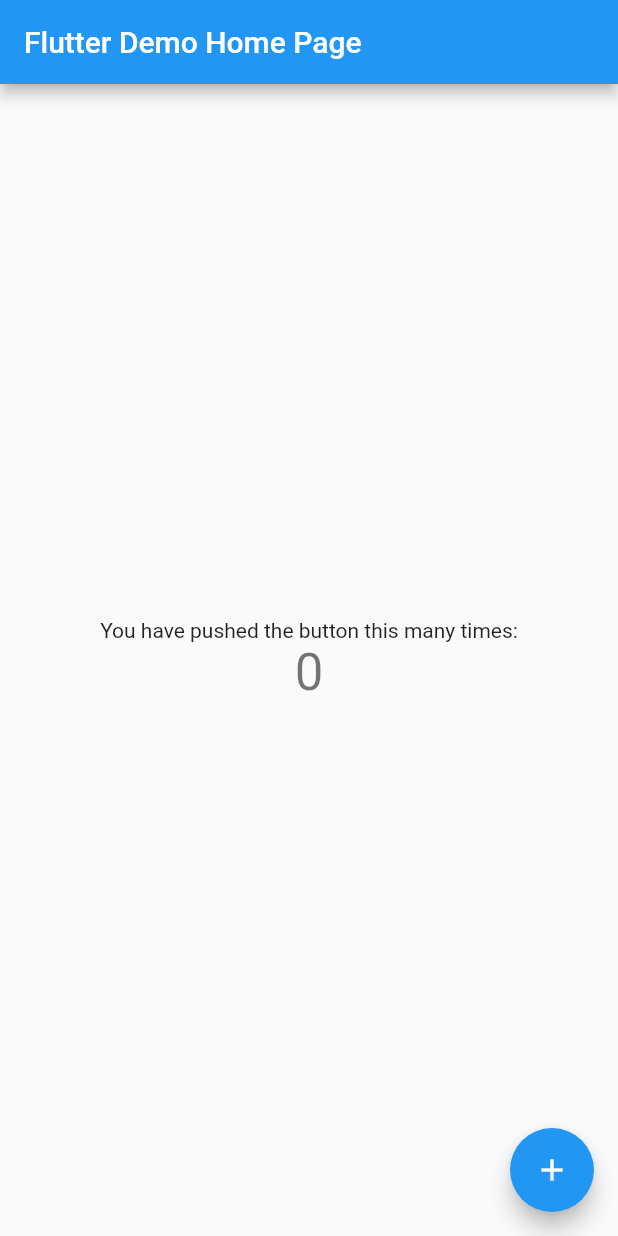
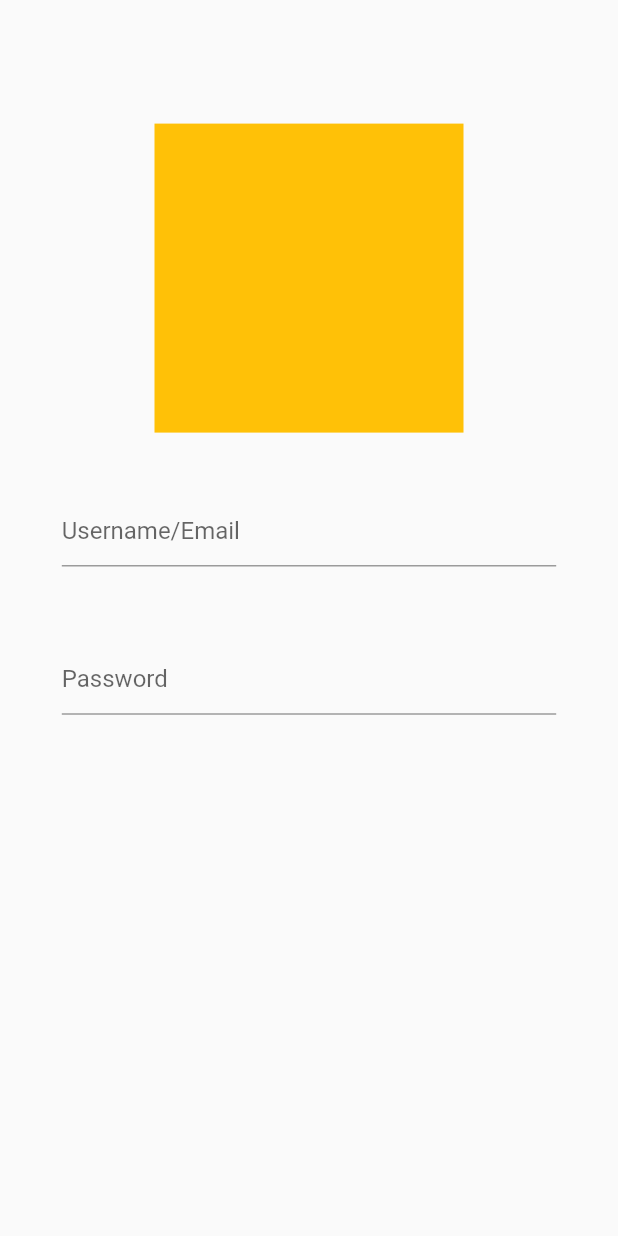
Before and after one commit to LI-Jialu/CUHK_Treasure_Hunt, a Flutter app: the screen it shows after launch, on a phone screen of 412 x 824 dp. Run offline on Flutter 3.47's test engine with Material 2 defaults, Android fonts, the phone set to English and light mode, and no system bars; accounts and stored records are empty.

Commit message:
add folders and basic layout of login screen

```diff
--- a/lib/main.dart
+++ b/lib/main.dart
@@ -1,4 +1,6 @@
 import 'package:flutter/material.dart';
+import 'package:cuhk_treasure_hunt/screens/home_screen.dart';
+import 'package:cuhk_treasure_hunt/screens/login_screen.dart';
 
 void main() => runApp(MyApp());
 
@@ -7,105 +9,10 @@ class MyApp extends StatelessWidget {
   @override
   Widget build(BuildContext context) {
     return MaterialApp(
-      title: 'Flutter Demo',
-      theme: ThemeData(
-        // This is the theme of your application.
-        //
-        // Try running your application with "flutter run". You'll see the
-        // application has a blue toolbar. Then, without quitting the app, try
-        // changing the primarySwatch below to Colors.green and then invoke
-        // "hot reload" (press "r" in the console where you ran "flutter run",
-        // or simply save your changes to "hot reload" in a Flutter IDE).
-        // Notice that the counter didn't reset back to zero; the application
-        // is not restarted.
-        primarySwatch: Colors.blue,
-      ),
-      home: MyHomePage(title: 'Flutter Demo Home Page'),
+      initialRoute: LoginScreen.id,
+      routes: {
+        LoginScreen.id: (context) => LoginScreen(),
+      },
     );
   }
 }
-
-class MyHomePage extends StatefulWidget {
-  MyHomePage({Key key, this.title}) : super(key: key);
-
-  // This widget is the home page of your application. It is stateful, meaning
-  // that it has a State object (defined below) that contains fields that affect
-  // how it looks.
-
-  // This class is the configuration for the state. It holds the values (in this
-  // case the title) provided by the parent (in this case the App widget) and
-  // used by the build method of the State. Fields in a Widget subclass are
-  // always marked "final".
-
-  final String title;
-
-  @override
-  _MyHomePageState createState() => _MyHomePageState();
-}
-
-class _MyHomePageState extends State<MyHomePage> {
-  int _counter = 0;
-
-  void _incrementCounter() {
-    setState(() {
-      // This call to setState tells the Flutter framework that something has
-      // changed in this State, which causes it to rerun the build method below
-      // so that the display can reflect the updated values. If we changed
-      // _counter without calling setState(), then the build method would not be
-      // called again, and so nothing would appear to happen.
-      _counter++;
-    });
-  }
-
-  @override
-  Widget build(BuildContext context) {
-    // This method is rerun every time setState is called, for instance as done
-    // by the _incrementCounter method above.
-    //
-    // The Flutter framework has been optimized to make rerunning build methods
-    // fast, so that you can just rebuild anything that needs updating rather
-    // than having to individually change instances of widgets.
-    return Scaffold(
-      appBar: AppBar(
-        // Here we take the value from the MyHomePage object that was created by
-        // the App.build method, and use it to set our appbar title.
-        title: Text(widget.title),
-      ),
-      body: Center(
-        // Center is a layout widget. It takes a single child and positions it
-        // in the middle of the parent.
-        child: Column(
-          // Column is also a layout widget. It takes a list of children and
-          // arranges them vertically. By default, it sizes itself to fit its
-          // children horizontally, and tries to be as tall as its parent.
-          //
-          // Invoke "debug painting" (press "p" in the console, choose the
-          // "Toggle Debug Paint" action from the Flutter Inspector in Android
-          // Studio, or the "Toggle Debug Paint" command in Visual Studio Code)
-          // to see the wireframe for each widget.
-          //
-          // Column has various properties to control how it sizes itself and
-          // how it positions its children. Here we use mainAxisAlignment to
-          // center the children vertically; the main axis here is the vertical
-          // axis because Columns are vertical (the cross axis would be
-          // horizontal).
-          mainAxisAlignment: MainAxisAlignment.center,
-          children: <Widget>[
-            Text(
-              'You have pushed the button this many times:',
-            ),
-            Text(
-              '$_counter',
-              style: Theme.of(context).textTheme.display1,
-            ),
-          ],
-        ),
-      ),
-      floatingActionButton: FloatingActionButton(
-        onPressed: _incrementCounter,
-        tooltip: 'Increment',
-        child: Icon(Icons.add),
-      ), // This trailing comma makes auto-formatting nicer for build methods.
-    );
-  }
-}
--- /dev/null
+++ b/lib/screens/home_screen.dart
@@ -0,0 +1,14 @@
+import 'package:flutter/material.dart';
+
+class HomeScreen extends StatefulWidget {
+  @override
+  static String id = 'HomeScreen';
+  _HomeScreenState createState() => _HomeScreenState();
+}
+
+class _HomeScreenState extends State<HomeScreen> {
+  @override
+  Widget build(BuildContext context) {
+    return Container();
+  }
+}
--- /dev/null
+++ b/lib/screens/login_screen.dart
@@ -0,0 +1,74 @@
+import 'package:flutter/material.dart';
+import 'package:cuhk_treasure_hunt/utilities/constants.dart';
+import 'package:cuhk_treasure_hunt/utilities/size_config.dart';
+
+String username;
+String password;
+
+class LoginScreen extends StatelessWidget {
+  @override
+  static String id = 'LoginScreen';
+  Widget build(BuildContext context) {
+    SizeConfig().init(context);
+    return Scaffold(
+      resizeToAvoidBottomPadding: false,  //to avoid the bottom pixel overflow
+      body: SafeArea(
+        child: Center(
+          child: Column(
+            children: <Widget>[
+              //place the avatar of the user
+              SizedBox(
+                height: SizeConfig.safeBlockVertical*10,
+              ),
+              Container(
+                height: SizeConfig.safeBlockHorizontal*50,
+                width: SizeConfig.safeBlockHorizontal*50,
+                color: Colors.amber,
+              ),
+              SizedBox(
+                height: SizeConfig.safeBlockVertical*5,
+              ),
+              //Input the username into the box
+              Container(
+                height: SizeConfig.safeBlockVertical*10,
+                width: SizeConfig.safeBlockHorizontal*80,
+                child: TextField(
+                  keyboardType: TextInputType.text,
+                  textInputAction: TextInputAction.done,
+                  maxLines: 1,
+                  decoration: InputDecoration(
+                    hintText: 'Username/Email'
+                  ),
+                  onChanged: (value){
+                    username = value;
+                    print(username);
+                    },
+                ),
+              ),
+              //input the password into the box
+              SizedBox(
+                height: SizeConfig.safeBlockVertical*2,
+              ),
+              Container(
+                height: SizeConfig.safeBlockVertical*10,
+                width: SizeConfig.safeBlockHorizontal*80,
+                child: TextField(
+                  keyboardType: TextInputType.text,
+                  textInputAction: TextInputAction.done,
+                  maxLines: 1,
+                  decoration: InputDecoration(
+                      hintText: 'Password'
+                  ),
+                  onChanged: (value){
+                    password = value;
+                    print(password);
+                  },
+                ),
+              ),
+            ],
+          ),
+        ),
+      ),
+    );
+  }
+}
--- /dev/null
+++ b/lib/utilities/constants.dart
@@ -0,0 +1,6 @@
+// This file is to store all the reusable elements of the whole app
+// Including TextStyle, FontSize, Colors....
+// The naming should be like k+name (k refers to constants)
+
+import 'package:flutter/material.dart';
+import 'package:cuhk_treasure_hunt/utilities/size_config.dart';
--- /dev/null
+++ b/lib/utilities/size_config.dart
@@ -0,0 +1,31 @@
+// To ensure the same user experience on different phones
+// Use size_config to determine the size of the widget
+//And remember to initialize at every screen
+
+import 'package:flutter/widgets.dart';
+
+class SizeConfig {
+  static MediaQueryData _mediaQueryData;
+  static double screenWidth;
+  static double screenHeight;
+  static double blockSizeHorizontal;
+  static double blockSizeVertical;
+  static double _safeAreaHorizontal;
+  static double _safeAreaVertical;
+  static double safeBlockHorizontal;
+  static double safeBlockVertical;
+
+  void init(BuildContext context){
+    _mediaQueryData = MediaQuery.of(context);
+    screenWidth = _mediaQueryData.size.width;
+    screenHeight = _mediaQueryData.size.height;
+    blockSizeHorizontal = screenWidth/100;
+    blockSizeVertical = screenHeight/100;
+    _safeAreaHorizontal = _mediaQueryData.padding.left +
+        _mediaQueryData.padding.right;
+    _safeAreaVertical = _mediaQueryData.padding.top +
+        _mediaQueryData.padding.bottom;
+    safeBlockHorizontal = (screenWidth - _safeAreaHorizontal)/100;
+    safeBlockVertical = (screenHeight - _safeAreaVertical)/100;
+  }
+}
```
Also changed, not shown: lib/screens/New_Screen.dart (deleted).
